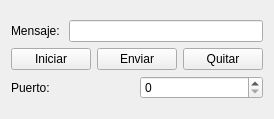
First picture: the form in LocalServer/widget.ui, repository Noemi2002/MemoryGame, before the edit.
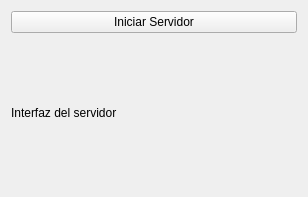
Second picture: the form after the edit.

The edit to the form file:
```diff
--- a/LocalServer/widget.ui
+++ b/LocalServer/widget.ui
@@ -6,8 +6,8 @@
    <rect>
     <x>0</x>
     <y>0</y>
-    <width>264</width>
-    <height>119</height>
+    <width>308</width>
+    <height>197</height>
    </rect>
   </property>
   <property name="windowTitle">
@@ -18,52 +18,17 @@
     <layout class="QGridLayout" name="gridLayout_2">
      <item row="0" column="0">
       <layout class="QGridLayout" name="gridLayout">
-       <item row="0" column="0">
-        <widget class="QLabel" name="mensaje">
+       <item row="2" column="0">
+        <widget class="QLabel" name="Servidor_Guia">
          <property name="text">
-          <string>Mensaje: </string>
+          <string>Interfaz del servidor</string>
          </property>
         </widget>
        </item>
-       <item row="0" column="1" colspan="3">
-        <widget class="QLineEdit" name="msj"/>
-       </item>
-       <item row="1" column="0" colspan="2">
+       <item row="1" column="0">
         <widget class="QPushButton" name="iniciar">
          <property name="text">
-          <string>Iniciar</string>
-         </property>
-        </widget>
-       </item>
-       <item row="1" column="2">
-        <widget class="QPushButton" name="enviar">
-         <property name="text">
-          <string>Enviar</string>
-         </property>
-        </widget>
-       </item>
-       <item row="1" column="3">
-        <widget class="QPushButton" name="quitar">
-         <property name="text">
-          <string>Quitar</string>
-         </property>
-        </widget>
-       </item>
-      </layout>
-     </item>
-     <item row="1" column="0">
-      <layout class="QHBoxLayout" name="horizontalLayout">
-       <item>
-        <widget class="QLabel" name="label">
-         <property name="text">
-          <string>Puerto:</string>
-         </property>
-        </widget>
-       </item>
-       <item>
-        <widget class="QSpinBox" name="puerto">
-         <property name="maximum">
-          <number>9999999</number>
+          <string>Iniciar Servidor</string>
          </property>
         </widget>
        </item>
```
